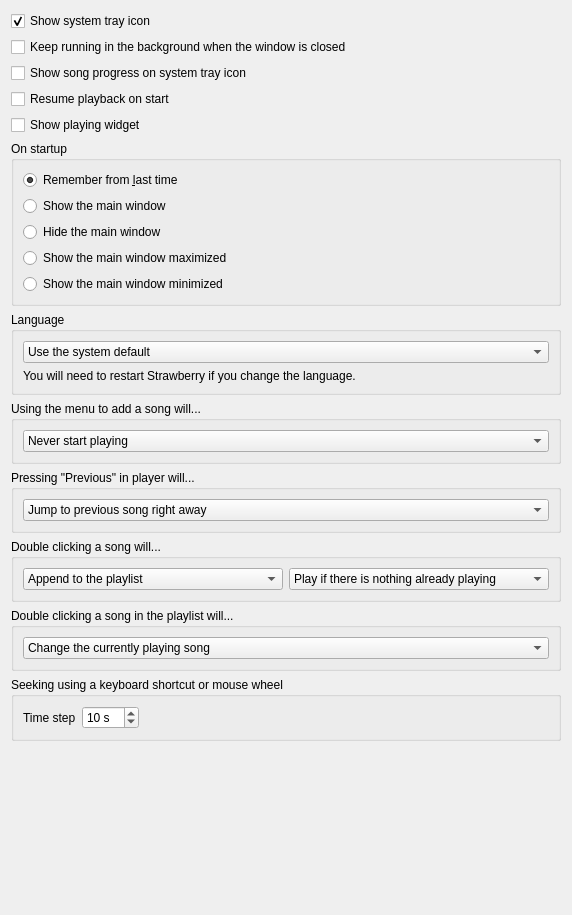
Above: src/settings/behavioursettingspage.ui from strawberrymusicplayer/strawberry before the change. Below: the same form after it.
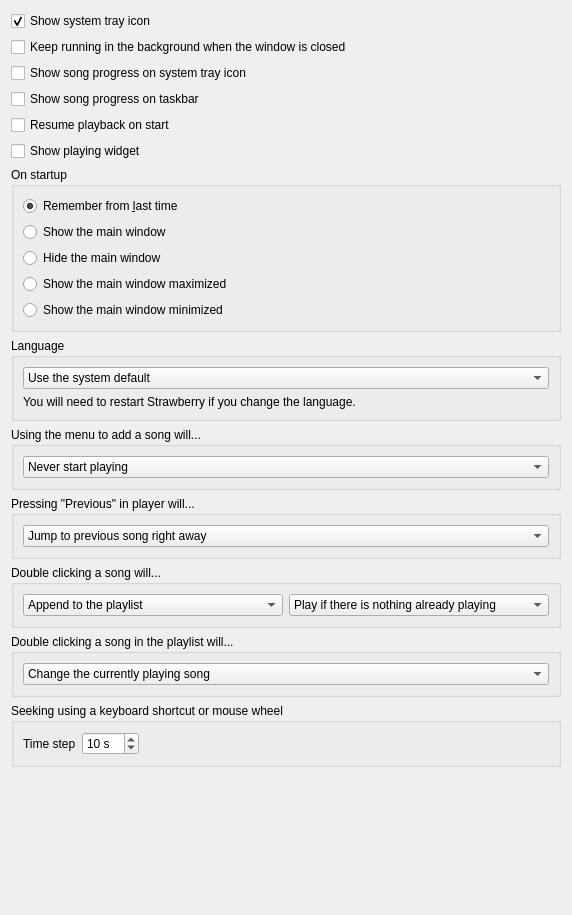
That is the form after the change.

Commit message: Make showing song progress on taskbar optional

Patch:
```diff
--- a/src/settings/behavioursettingspage.ui
+++ b/src/settings/behavioursettingspage.ui
@@ -41,6 +41,13 @@
      </property>
     </widget>
    </item>
+   <item>
+    <widget class="QCheckBox" name="checkbox_taskbar_progress">
+     <property name="text">
+      <string>Show song progress on taskbar</string>
+     </property>
+    </widget>
+   </item>
    <item>
     <widget class="QCheckBox" name="checkbox_resumeplayback">
      <property name="text">
```
The commit also changes 3 other files.
